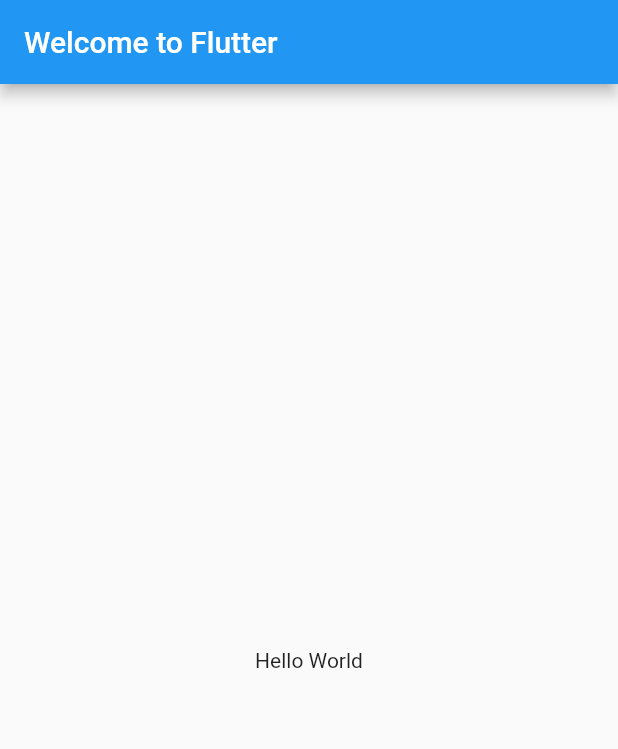
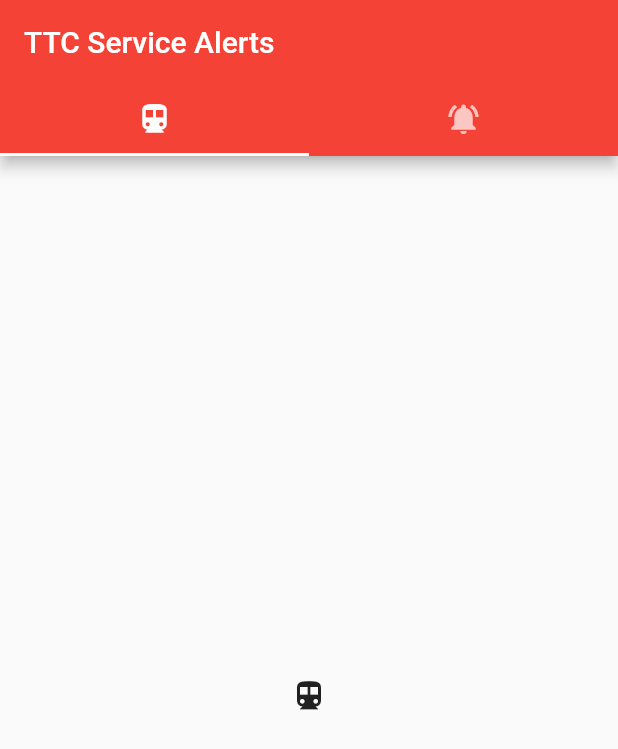
Before and after one commit to stefanuros/TTCServiceAlerts, a Flutter app: the screen it shows after launch, on a phone screen of 412 x 824 dp. Shown: the top 749 px of the screen. Run offline on Flutter 3.47's test engine with Material 2 defaults, Android fonts, the phone set to English and light mode, and no system bars.

Commit message:
SU: Added page tabs

```diff
--- a/ttc_service_alerts/lib/main.dart
+++ b/ttc_service_alerts/lib/main.dart
@@ -6,13 +6,27 @@
   @override
   Widget build(BuildContext context) {
     return MaterialApp(
-      title: 'Welcome to Flutter',
-      home: Scaffold(
-        appBar: AppBar(
-          title: Text('Welcome to Flutter'),
-        ),
-        body: Center(
-          child: Text('Hello World'),
+      title: 'TTC Service Alerts',
+      home: DefaultTabController(
+          length: 2,
+          child: Scaffold(
+            appBar: AppBar(
+              backgroundColor: Colors.red,
+              title: Text('TTC Service Alerts'),
+              bottom: TabBar(
+                indicatorColor: Colors.white,
+                tabs: <Widget>[
+                  Tab(icon: Icon(Icons.directions_transit),),
+                  Tab(icon: Icon(Icons.notifications_active),),
+                ],
+              ),
+            ),
+            body: TabBarView(
+            children: [
+              Icon(Icons.directions_transit),
+              Icon(Icons.notifications_active),
+            ],
+          ),
         ),
       ),
     );
```
